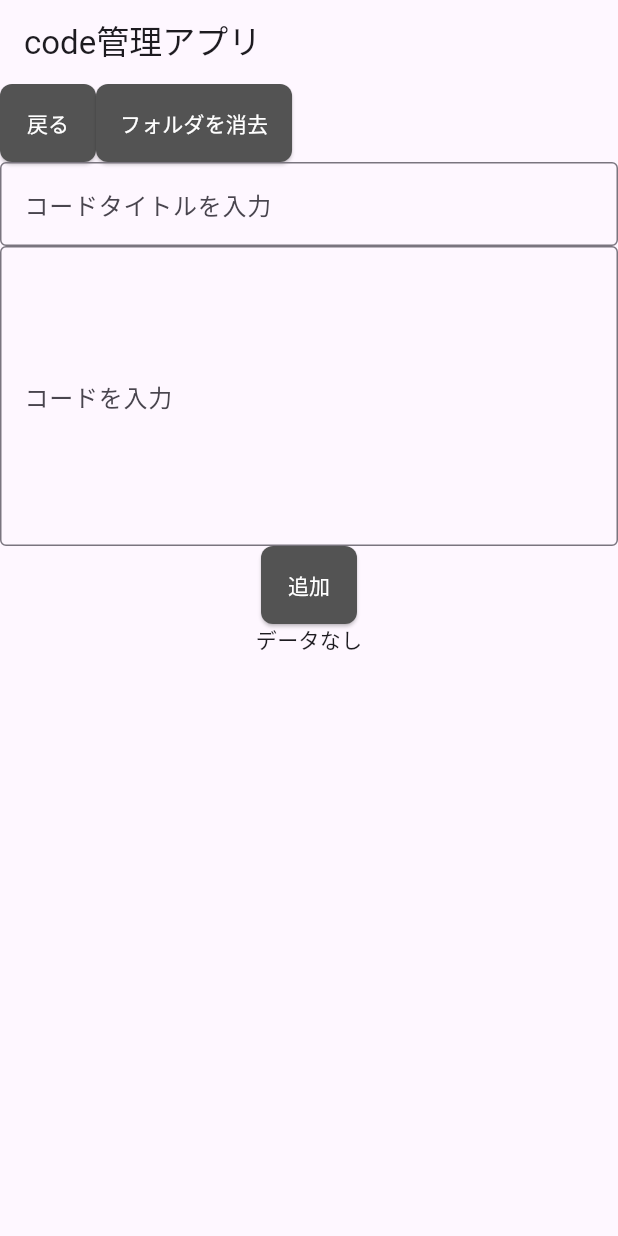
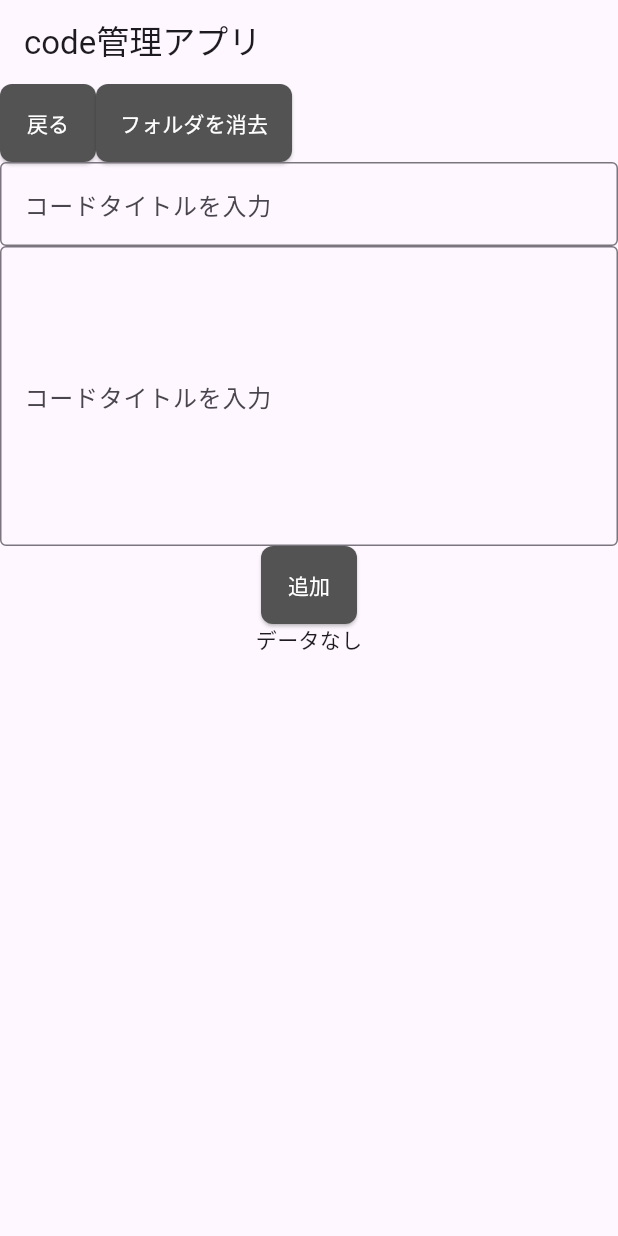
Before and after one commit to shin-hayabusasun/flutter_code_kanri, a Flutter app: the Codepage screen opened directly with empty values, after a tap on "追加", on a phone screen of 412 x 824 dp. Run offline on Flutter 3.47's test engine with Material 3 defaults, Android fonts, the phone set to English and light mode, and no system bars; our stand-ins replace flutter_riverpod, go_router; missing offline and left inert: sqlite3.

Commit message:
入力フィールドのラベルを「コードを入力」から「コードタイトルを入力」に変更し、コード挿入メソッドの引数順を修正

```diff
--- a/lib/code1.dart
+++ b/lib/code1.dart
@@ -83,7 +83,7 @@ class Codepage extends ConsumerWidget {
         expands: true, // 入力フィールドの高さを自動調整
         controller: inputController,
         decoration: InputDecoration(
-          labelText: 'コードを入力',
+          labelText: 'コードタイトルを入力',
           border: OutlineInputBorder(),
         ),
         scrollPhysics: BouncingScrollPhysics(),
@@ -93,9 +93,9 @@ class Codepage extends ConsumerWidget {
     final butoon = ElevatedButton(
       onPressed: () async {
         await DBHelper.insertCode(
+          input2Controller.text,
+          id!,
           inputController.text,
-          id!,
-          input2Controller.text,
         );
 
         ref.refresh(fileProvider(id!));
```
